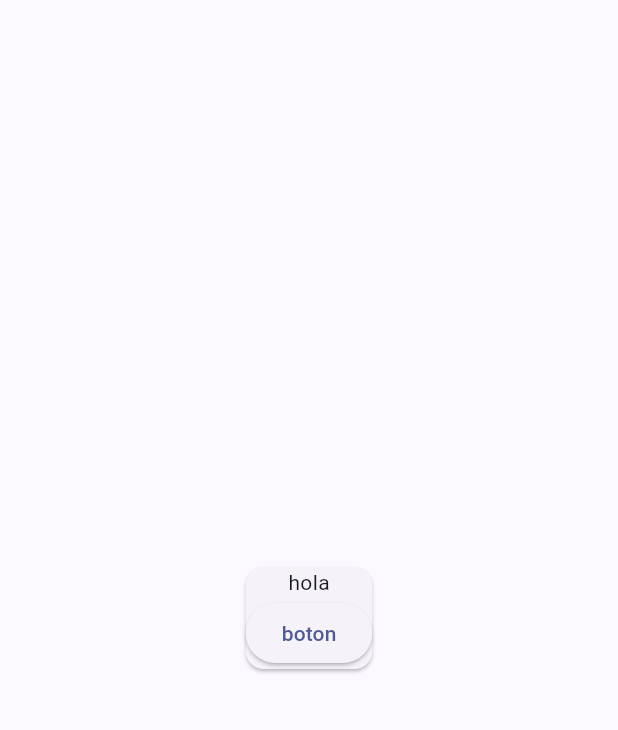
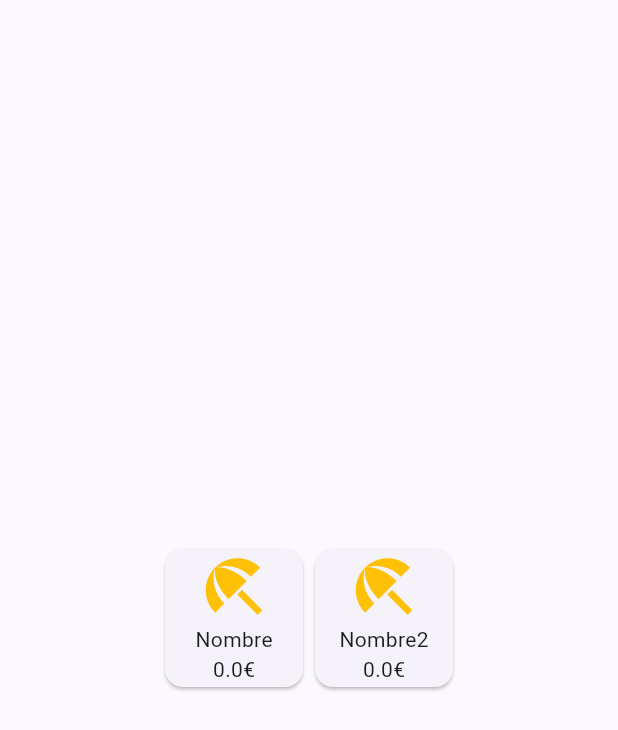
Before and after one commit to enekor/Cuentas, a Flutter app: the screen it shows after launch, on a phone screen of 412 x 824 dp. Shown: the top 730 px of the screen. Run offline on Flutter 3.47's test engine with Material 3 defaults, Android fonts, the phone set to English and light mode, and no system bars.

Commit message:
inicicion y modelos

```diff
--- /dev/null
+++ b/lib/home/home.dart
@@ -0,0 +1,27 @@
+import 'package:flutter/material.dart';
+import 'package:flutter_app/values.dart';
+import 'package:flutter_app/widgets/ItemView.dart';
+
+class Home extends StatefulWidget {
+  const Home({ Key? key }) : super(key: key);
+
+  @override
+  _HomeState createState() => _HomeState();
+}
+
+class _HomeState extends State<Home> {
+  @override
+  Widget build(BuildContext context) {
+    return Scaffold(
+      body:
+        Center(
+          child: Row(
+            mainAxisAlignment: MainAxisAlignment.center,
+            crossAxisAlignment: CrossAxisAlignment.center,
+
+            children: Values().cuentas.map<Widget>((cuenta)=>ItemCard(cuenta.Nombre,cuenta.GetTotal())).toList()
+          ),
+        ),
+    );
+  }
+}
--- a/lib/main.dart
+++ b/lib/main.dart
@@ -1,5 +1,5 @@
 import 'package:flutter/material.dart';
-import 'package:flutter_app/widgets/ItemView.dart';
+import 'package:flutter_app/home/home.dart';
 
 void main() {
   runApp(const MyApp());
@@ -23,36 +23,10 @@ class MyApp extends StatelessWidget {
         useMaterial3: true,
         brightness: Brightness.dark,
       ),
-      home: const MyHomePage(title: 'Flutter Example App'),
+      home:  const Scaffold(
+        body: Home()
+      ),
       debugShowCheckedModeBanner: false,
     );
   }
 }
-
-class MyHomePage extends StatefulWidget {
-  const MyHomePage({super.key, required this.title});
-  final String title;
-
-  @override
-  State<MyHomePage> createState() => _MyHomePageState();
-}
-
-class _MyHomePageState extends State<MyHomePage> {
-  String _text = "";
-
-  void _changeText(String text) {
-    setState(() {
-      _text = text;
-    });
-  }
-
-  @override
-  Widget build(BuildContext context) {
-    return Scaffold(
-      body: Center(
-          child: Column(
-              mainAxisAlignment: MainAxisAlignment.center,
-              children: <Widget>[ItemCard("a")])),
-    );
-  }
-}
--- /dev/null
+++ b/lib/models/Cuenta.dart
@@ -0,0 +1,27 @@
+import 'package:flutter_app/models/Mes.dart';
+
+class Cuenta{
+  String Nombre;
+  List<Mes> Meses;
+
+  Cuenta( this.Nombre,this.Meses);
+
+  double GetGastosTotales(){
+    double ret = 0;
+    for(Mes mes in this.Meses){
+      ret+=mes.GetGastos();
+    }
+
+    return ret;
+  }
+
+  double GetTotal(){
+    double ret = 0;
+
+    for(Mes mes in this.Meses){
+      ret+=mes.GetAhorros();
+    }
+
+    return ret;
+  }
+}
--- /dev/null
+++ b/lib/models/Mes.dart
@@ -0,0 +1,25 @@
+class Mes{
+  Map<String,double> Gastos;
+  double Ingreso;
+  Map<String,double> Extras;
+
+  Mes(this.Ingreso,this.Gastos,this.Extras);
+
+  double GetGastos(){
+    double ret = 0;
+
+    for(double g in this.Gastos.values){
+        ret+=g;
+    }
+
+    for(double e in this.Extras.values){
+      ret+=e;
+    }
+
+    return ret;
+  }
+
+  double GetAhorros(){
+    return this.Ingreso-GetGastos();
+  }
+}
--- /dev/null
+++ b/lib/values.dart
@@ -0,0 +1,15 @@
+import 'models/Cuenta.dart';
+
+class Values {
+  static final Values _apiInstace = Values._internal();
+
+  factory Values() {
+    return _apiInstace;
+  }
+  Values._internal();
+
+  List<Cuenta> cuentas = [
+    new Cuenta("Nombre",[]),
+    new Cuenta("Nombre2",[])
+  ];
+}
--- a/lib/widgets/ItemView.dart
+++ b/lib/widgets/ItemView.dart
@@ -1,12 +1,20 @@
-import 'package:flutter/cupertino.dart';
 import 'package:flutter/material.dart';
-import 'package:flutter/widgets.dart';
 
-Widget ItemCard(_) => Card(
-      child: Column(
-        children: [
-          Text(("hola")),
-          ElevatedButton(onPressed: () {}, child: Text("boton"))
-        ],
-      ),
-    );
+Widget ItemCard(String nombre,double ahorro) => Container(
+  height: 100,
+  width: 100,
+  child:   Card(
+
+        child: Column(
+          children: [
+            Icon(
+              Icons.beach_access,
+              color: Colors.amber,
+              size:50.0
+            ),
+            Text(nombre),
+            Text(ahorro.toString()+"€")
+          ],
+        )
+    ),
+);
```
